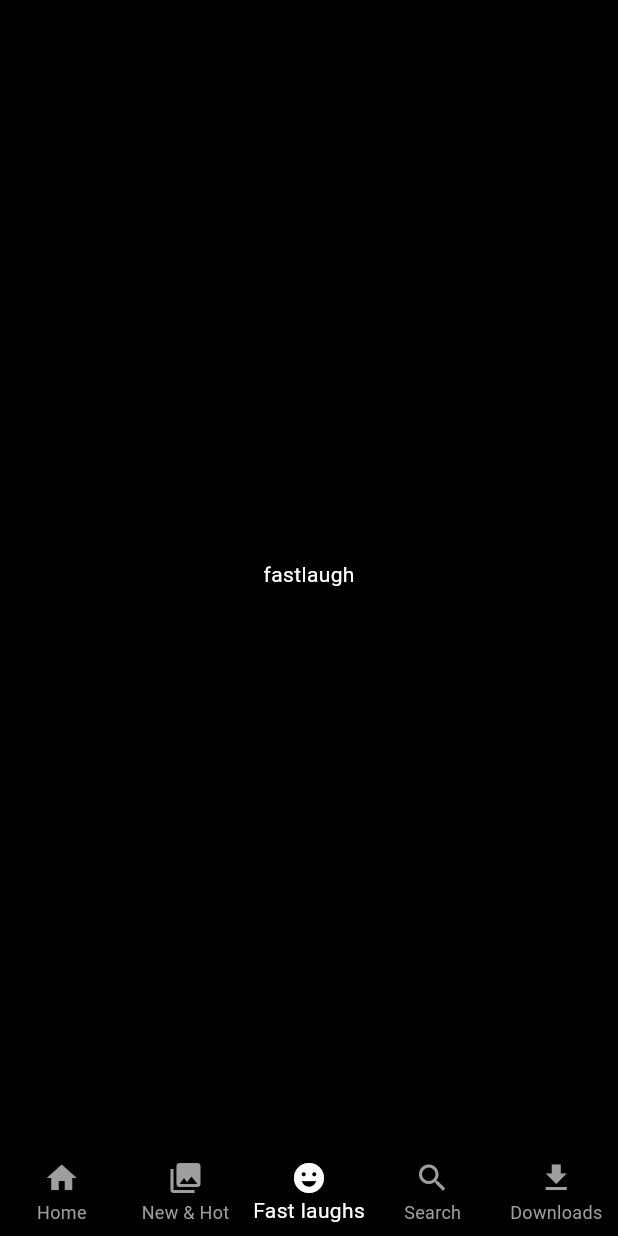
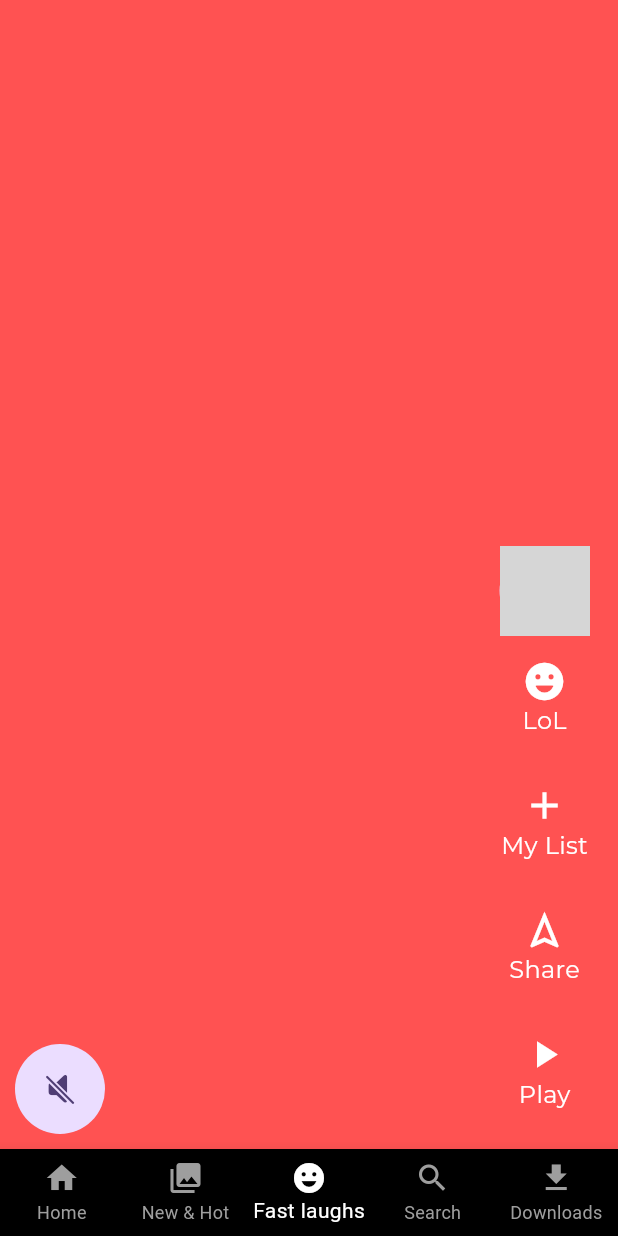
Before and after one commit to ASNoufal/Netflix_app, a Flutter app: the screen it shows after launch, item 3 of the bottom bar chosen, on a phone screen of 412 x 824 dp. Run offline on Flutter 3.47's test engine with Material 2 defaults, Android fonts, the phone set to English and light mode, and no system bars; our stand-ins replace google_fonts; network calls fail; grey boxes are pictures that could not be loaded.

Commit message:
fast laugh updated in the UI section

```diff
--- a/lib/presentation/Fastlaugh/screen_fastlaugh.dart
+++ b/lib/presentation/Fastlaugh/screen_fastlaugh.dart
@@ -1,12 +1,94 @@
+import 'package:flutter/cupertino.dart';
 import 'package:flutter/material.dart';
+import 'package:google_fonts/google_fonts.dart';
+import 'package:netflix/presentation/downloads/screen_downloads.dart';
+import 'package:netflix/presentation/search/idealpage.dart';
 
 class Fastlaugh extends StatelessWidget {
   const Fastlaugh({super.key});
 
   @override
   Widget build(BuildContext context) {
-    return Center(
-      child: Text('fastlaugh'),
+    return Stack(
+      children: [
+        PageView(
+            scrollDirection: Axis.vertical,
+            children: List.generate(
+                10,
+                (index) => Container(
+                      color: Colors.accents[index],
+                    ))),
+        Align(
+          alignment: Alignment.bottomCenter,
+          child: Row(
+            crossAxisAlignment: CrossAxisAlignment.end,
+            mainAxisAlignment: MainAxisAlignment.spaceBetween,
+            children: [
+              Padding(
+                padding:
+                    const EdgeInsets.symmetric(horizontal: 10, vertical: 10),
+                child: CircleAvatar(
+                  radius: 30,
+                  child: IconButton(
+                      onPressed: () {},
+                      icon: const Icon(CupertinoIcons.volume_off)),
+                ),
+              ),
+            ],
+          ),
+        ),
+        const Positioned(
+          right: 0,
+          bottom: 0,
+          child: Padding(
+            padding: EdgeInsets.symmetric(horizontal: 10, vertical: 10),
+            child: Column(
+              mainAxisAlignment: MainAxisAlignment.end,
+              children: [
+                CircleAvatar(
+                  radius: 30,
+                  backgroundImage: NetworkImage(
+                      "https://www.themoviedb.org/t/p/w300_and_h450_bestv2/kdPMUMJzyYAc4roD52qavX0nLIC.jpg"),
+                ),
+                FastLaughIcons(
+                    icons: Icons.emoji_emotions_rounded, name: "LoL"),
+                FastLaughIcons(icons: Icons.add, name: "My List"),
+                FastLaughIcons(icons: Icons.navigation_outlined, name: "Share"),
+                FastLaughIcons(icons: Icons.play_arrow, name: "Play")
+              ],
+            ),
+          ),
+        )
+      ],
     );
   }
 }
+
+class FastLaughIcons extends StatelessWidget {
+  const FastLaughIcons({
+    super.key,
+    required this.icons,
+    required this.name,
+  });
+  final IconData icons;
+  final String name;
+  @override
+  Widget build(BuildContext context) {
+    return Padding(
+      padding: const EdgeInsets.symmetric(horizontal: 10, vertical: 15),
+      child: Column(
+        children: [
+          Icon(
+            icons,
+            color: Colors.white,
+            size: 30,
+          ),
+          Text(
+            name,
+            style: GoogleFonts.montserrat(fontSize: 16),
+          )
+        ],
+      ),
+    );
+  }
+}
--- a/pubspec.yaml
+++ b/pubspec.yaml
@@ -36,6 +36,7 @@ dependencies:
   # Use with the CupertinoIcons class for iOS style icons.
   cupertino_icons: ^1.0.2
   google_fonts: ^5.1.0
+  video_player: ^2.7.1
 
 dev_dependencies:
   flutter_test:
```
Also changed, not shown: pubspec.lock, 1 other file.
